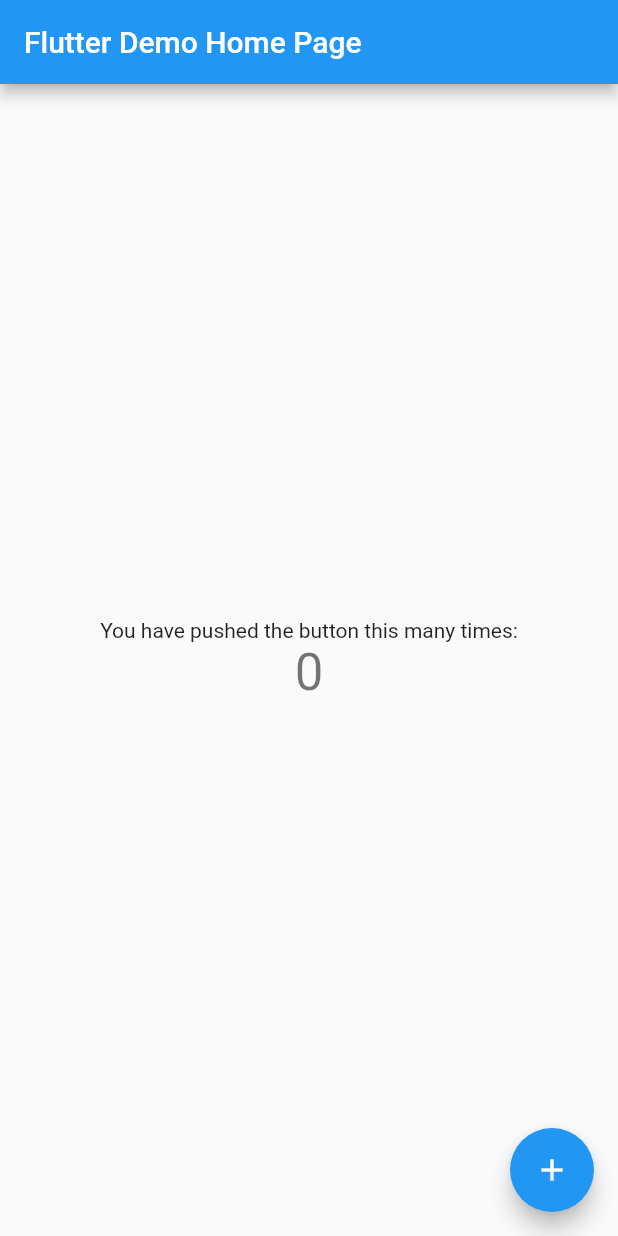
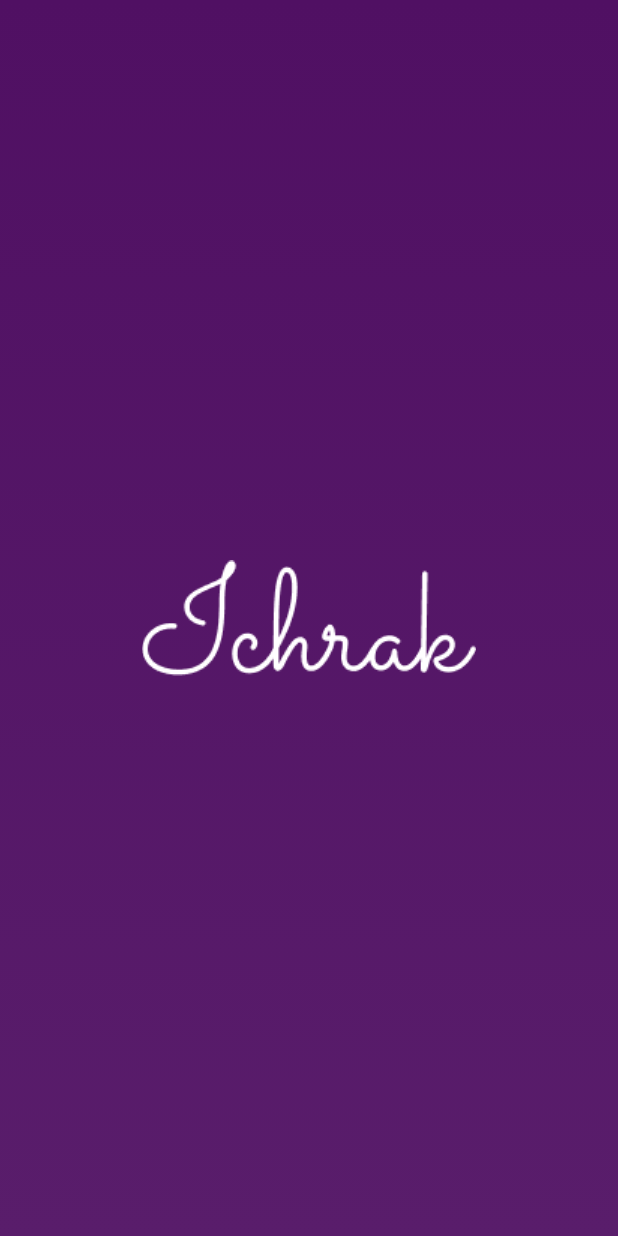
Before and after one commit to azzouz-ichrak/UI-authentication-flutter, a Flutter app: the first screen one second after launch, on a phone screen of 412 x 824 dp. Run offline on Flutter 3.47's test engine with Material 2 defaults, Android fonts, the phone set to English and light mode, and no system bars.

Commit message:
Splash Screen completed

```diff
--- a/lib/main.dart
+++ b/lib/main.dart
@@ -1,4 +1,5 @@
 import 'package:flutter/material.dart';
+import 'package:ui_authentication/screens/splash_screen.dart';
 
 void main() {
   runApp(const MyApp());
@@ -11,105 +12,8 @@
   @override
   Widget build(BuildContext context) {
     return MaterialApp(
-      title: 'Flutter Demo',
-      theme: ThemeData(
-        // This is the theme of your application.
-        //
-        // Try running your application with "flutter run". You'll see the
-        // application has a blue toolbar. Then, without quitting the app, try
-        // changing the primarySwatch below to Colors.green and then invoke
-        // "hot reload" (press "r" in the console where you ran "flutter run",
-        // or simply save your changes to "hot reload" in a Flutter IDE).
-        // Notice that the counter didn't reset back to zero; the application
-        // is not restarted.
-        primarySwatch: Colors.blue,
-      ),
-      home: const MyHomePage(title: 'Flutter Demo Home Page'),
+     debugShowCheckedModeBanner: false,
+      home: SplashScreen(),
     );
   }
 }
-
-class MyHomePage extends StatefulWidget {
-  const MyHomePage({Key? key, required this.title}) : super(key: key);
-
-  // This widget is the home page of your application. It is stateful, meaning
-  // that it has a State object (defined below) that contains fields that affect
-  // how it looks.
-
-  // This class is the configuration for the state. It holds the values (in this
-  // case the title) provided by the parent (in this case the App widget) and
-  // used by the build method of the State. Fields in a Widget subclass are
-  // always marked "final".
-
-  final String title;
-
-  @override
-  State<MyHomePage> createState() => _MyHomePageState();
-}
-
-class _MyHomePageState extends State<MyHomePage> {
-  int _counter = 0;
-
-  void _incrementCounter() {
-    setState(() {
-      // This call to setState tells the Flutter framework that something has
-      // changed in this State, which causes it to rerun the build method below
-      // so that the display can reflect the updated values. If we changed
-      // _counter without calling setState(), then the build method would not be
-      // called again, and so nothing would appear to happen.
-      _counter++;
-    });
-  }
-
-  @override
-  Widget build(BuildContext context) {
-    // This method is rerun every time setState is called, for instance as done
-    // by the _incrementCounter method above.
-    //
-    // The Flutter framework has been optimized to make rerunning build methods
-    // fast, so that you can just rebuild anything that needs updating rather
-    // than having to individually change instances of widgets.
-    return Scaffold(
-      appBar: AppBar(
-        // Here we take the value from the MyHomePage object that was created by
-        // the App.build method, and use it to set our appbar title.
-        title: Text(widget.title),
-      ),
-      body: Center(
-        // Center is a layout widget. It takes a single child and positions it
-        // in the middle of the parent.
-        child: Column(
-          // Column is also a layout widget. It takes a list of children and
-          // arranges them vertically. By default, it sizes itself to fit its
-          // children horizontally, and tries to be as tall as its parent.
-          //
-          // Invoke "debug painting" (press "p" in the console, choose the
-          // "Toggle Debug Paint" action from the Flutter Inspector in Android
-          // Studio, or the "Toggle Debug Paint" command in Visual Studio Code)
-          // to see the wireframe for each widget.
-          //
-          // Column has various properties to control how it sizes itself and
-          // how it positions its children. Here we use mainAxisAlignment to
-          // center the children vertically; the main axis here is the vertical
-          // axis because Columns are vertical (the cross axis would be
-          // horizontal).
-          mainAxisAlignment: MainAxisAlignment.center,
-          children: <Widget>[
-            const Text(
-              'You have pushed the button this many times:',
-            ),
-            Text(
-              '$_counter',
-              style: Theme.of(context).textTheme.headline4,
-            ),
-          ],
-        ),
-      ),
-      floatingActionButton: FloatingActionButton(
-        onPressed: _incrementCounter,
-        tooltip: 'Increment',
-        child: const Icon(Icons.add),
-      ), // This trailing comma makes auto-formatting nicer for build methods.
-    );
-  }
-}
--- /dev/null
+++ b/lib/screens/login_screen.dart
@@ -0,0 +1,19 @@
+import 'package:flutter/material.dart';
+
+class LoginScreen extends StatefulWidget {
+
+  @override
+  State<LoginScreen> createState() => _LoginScreenState();
+}
+
+class _LoginScreenState extends State<LoginScreen> {
+  @override
+  Widget build(BuildContext context) {
+    return Scaffold(
+      body: Center(
+        child: Text(
+          "Login Screen")
+        ),
+    );
+  }
+}
--- /dev/null
+++ b/lib/screens/splash_screen.dart
@@ -0,0 +1,59 @@
+import 'dart:async';
+import 'package:flutter/material.dart';
+import 'package:ui_authentication/screens/login_screen.dart';
+
+class SplashScreen extends StatefulWidget {
+  @override
+  State<SplashScreen> createState() => InitState();
+}
+
+class InitState extends State<SplashScreen>{
+
+  @override
+  void initState() {
+    // TODO: implement initState
+    super.initState();
+    startTimer();
+  }
+  startTimer() async{
+    var duration = Duration(seconds: 5);
+    return new Timer(duration, loginRoute);
+  }
+
+  loginRoute() {
+    Navigator.pushReplacement(context, MaterialPageRoute(
+      builder: (context) => LoginScreen(),
+      ));
+  }
+  @override
+  Widget build(BuildContext context) {
+   return initWidget();
+  }
+
+  Widget initWidget() {
+    return Scaffold(
+      body: Stack(
+        children: [
+          Container(
+            decoration: BoxDecoration(
+             // color: new Color(0xffF5591F),
+             color: Color.fromRGBO(80, 16, 99, 1),
+              gradient: LinearGradient(
+                colors: [(Color.fromRGBO(80, 16, 99, 1)), (Color.fromARGB(255, 89, 29, 107))],
+                begin: Alignment.topCenter,
+                end: Alignment.bottomCenter
+              )
+            ),
+          ),
+          Center(
+            child:Container(
+              child: Image.asset("assets/Ichrak.png"),
+            )
+          )
+        ],
+      ),
+    );
+  }
+
+
+}
--- a/pubspec.yaml
+++ b/pubspec.yaml
@@ -58,7 +58,8 @@
   uses-material-design: true
 
   # To add assets to your application, add an assets section, like this:
-  # assets:
+  assets:
+    - assets/Ichrak.png
   #   - images/a_dot_burr.jpeg
   #   - images/a_dot_ham.jpeg
 
```
Also changed, not shown: assets/Ichrak.png (added).
